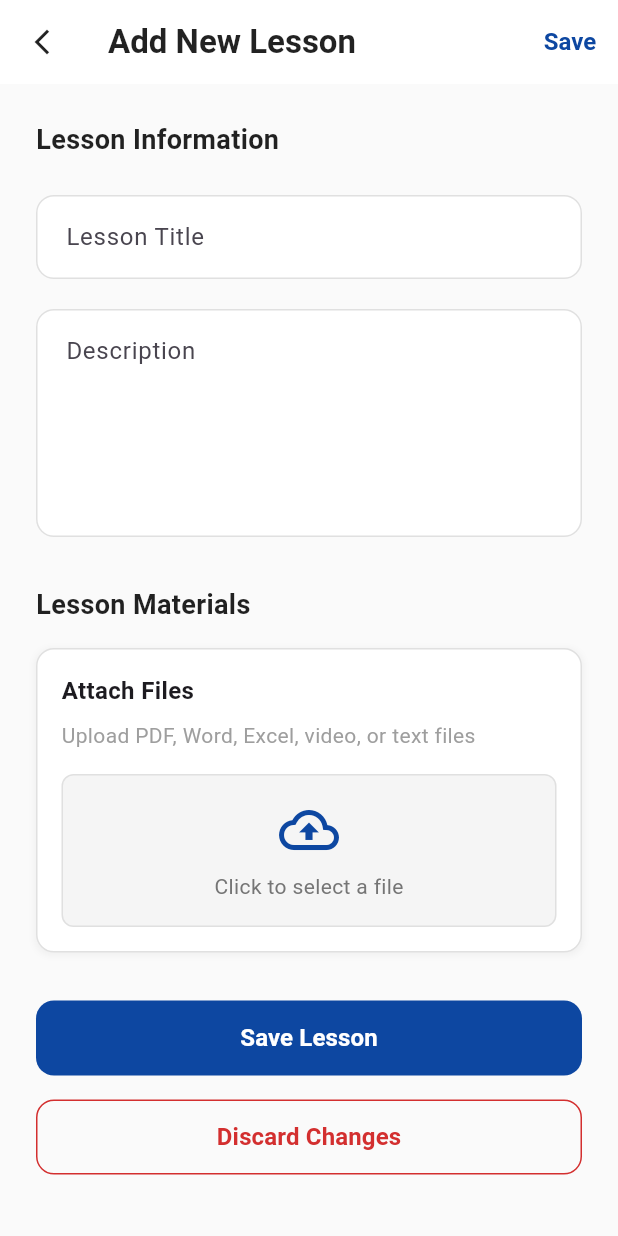
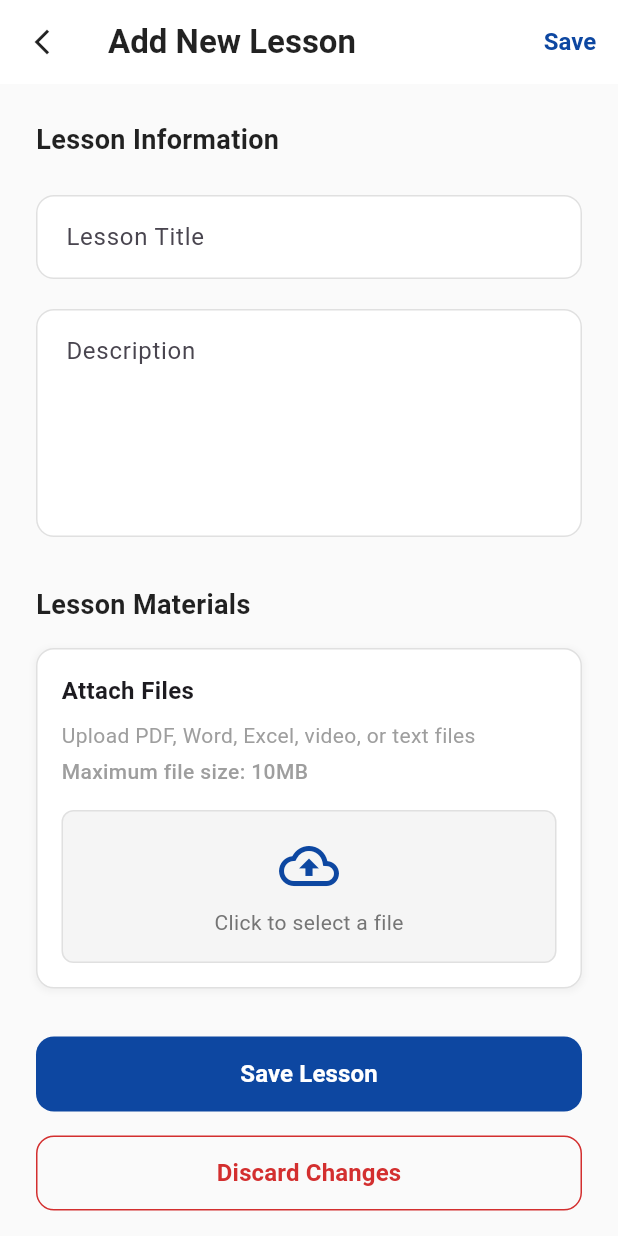
Before and after one commit to flappyBirdBol-anon/code-bolanon-mobile, a Flutter app: the AddLessonView screen opened by its route, on a phone screen of 412 x 824 dp. Run offline on Flutter 3.47's test engine with Material 3 defaults, Android fonts, the phone set to English and light mode, and no system bars; our stand-ins replace cached_network_image, carousel_slider, data_table_2, dio, file_picker, fl_chart and 22 more; missing offline and left inert: animated_svg, docx_viewer, excel, flutter_pdfview, flutter_stripe, media_kit and 3 more; accounts and stored records are empty; project files that could hold a hidden picture were left out.

Commit message:
hotfix: navigation after lesson deleted hotfix: label and validation of lesson file size

```diff
--- a/lib/ui/views/add_lesson/add_lesson_view.dart
+++ b/lib/ui/views/add_lesson/add_lesson_view.dart
@@ -211,6 +211,15 @@ class AddLessonView extends StackedView<AddLessonViewModel> {
                             style: TextStyle(
                               color: Colors.grey,
                               fontSize: 14,
+                            ),
+                          ),
+                          const SizedBox(height: 4),
+                          const Text(
+                            'Maximum file size: 10MB',
+                            style: TextStyle(
+                              color: Colors.grey,
+                              fontSize: 14,
+                              fontWeight: FontWeight.w500,
                             ),
                           ),
                           const SizedBox(height: 16),
--- a/lib/ui/views/add_lesson/add_lesson_viewmodel.dart
+++ b/lib/ui/views/add_lesson/add_lesson_viewmodel.dart
@@ -69,6 +69,9 @@ class AddLessonViewModel extends BaseViewModel {
       durationController.text.isNotEmpty &&
       descriptionController.text.isNotEmpty &&
       hasFile;
+
+  // Constants
+  static const int maxFileSizeBytes = 10 * 1024 * 1024; // 10MB in bytes
 
   Future<void> initialize(CourseModel? courses, [Lesson? initialLesson]) async {
     // Clear any previous state
@@ -204,6 +207,10 @@ class AddLessonViewModel extends BaseViewModel {
 
   // File handling methods
   void setSelectedFile(PlatformFile file) {
+    if (file.size > maxFileSizeBytes) {
+      _showErrorSnackbar('File size exceeds 10MB limit');
+      return;
+    }
     _selectedFile = file;
     notifyListeners();
   }
@@ -239,6 +246,12 @@ class AddLessonViewModel extends BaseViewModel {
         _isEditingLesson || _navigationService.currentArguments is Lesson;
     if (_selectedFile == null && !isEditMode) {
       _showErrorSnackbar('Please select a valid file');
+      return;
+    }
+
+    // Validate file size
+    if (_selectedFile != null && _selectedFile!.size > maxFileSizeBytes) {
+      _showErrorSnackbar('File size exceeds 10MB limit');
       return;
     }
 
--- a/lib/ui/views/lesson_details/lesson_details_view.dart
+++ b/lib/ui/views/lesson_details/lesson_details_view.dart
@@ -124,10 +124,10 @@ class LessonDetailsView extends StackedView<LessonDetailsViewModel> {
         PopupMenuButton<String>(
           icon: const Icon(Icons.more_vert, color: AppColors.textPrimary),
           tooltip: 'More options',
-          onSelected: (value) {
+          onSelected: (value) async {
             switch (value) {
               case 'delete':
-                viewModel.deleteLesson();
+                await viewModel.deleteLesson(context);
                 break;
             }
           },
```
Also changed, not shown: lib/ui/views/course_details/course_details_view.dart (+14 -12 lines), lib/ui/views/lesson_details/lesson_details_viewmodel.dart (+28 -13 lines).
